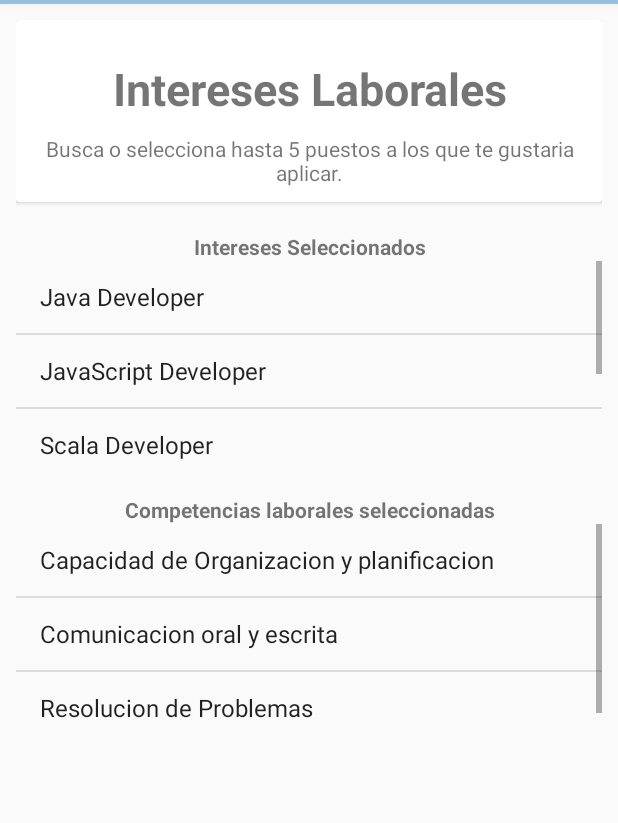
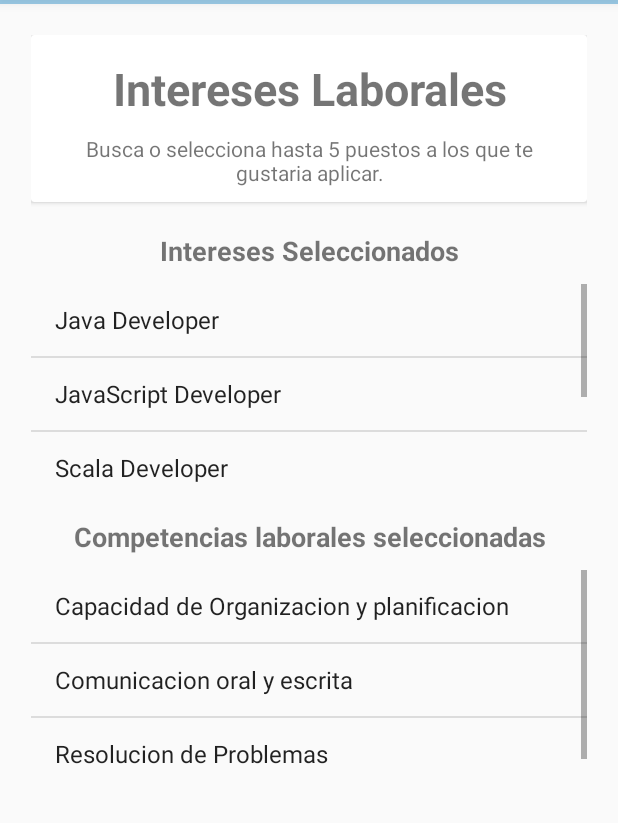
Before and after one commit to andres8m/inJob-Candidate, an Android app: the fragment JobInterest shown on its own in the app's theme, on a phone screen of 412 x 824 dp, the part 80-903 px from its top. Run offline under Robolectric (Android 15) with nearby library versions, the phone set to English and light mode, and no system bars.

Commit message:
some changes on interests

```diff
--- a/app/src/main/res/layout/fragment_job_interest.xml
+++ b/app/src/main/res/layout/fragment_job_interest.xml
@@ -10,7 +10,7 @@
     <RelativeLayout
         android:layout_width="match_parent"
         android:layout_height="match_parent"
-        android:layout_margin="5dp">
+        android:layout_margin="15dp">
 
         <LinearLayout
             android:layout_width="match_parent"
@@ -34,7 +34,7 @@
                         android:layout_width="match_parent"
                         android:layout_height="wrap_content"
                         android:layout_alignParentStart="true"
-                        android:layout_marginTop="15dp"
+                        android:layout_marginTop="5dp"
                         android:text="Intereses Laborales"
                         android:textAlignment="center"
                         android:textSize="30sp"
@@ -65,12 +65,18 @@
                 android:labelFor="@+id/interestListView"
                 android:text="Intereses Seleccionados"
                 android:textAlignment="center"
+                android:textSize="18sp"
                 android:textStyle="bold" />
 
             <ListView
                 android:id="@+id/interestListView"
                 android:layout_width="match_parent"
-                android:layout_height="136dp" />
+                android:layout_height="136dp"
+                android:layout_marginTop="10dp"
+                android:choiceMode="multipleChoiceModal"
+                android:footerDividersEnabled="true"
+                android:headerDividersEnabled="true"
+                android:listSelector="@color/colorLight" />
 
             <TextView
                 android:id="@+id/competencias"
@@ -81,12 +87,14 @@
                 android:labelFor="@+id/competenciastListView"
                 android:text="Competencias laborales seleccionadas"
                 android:textAlignment="center"
+                android:textSize="18sp"
                 android:textStyle="bold" />
 
             <ListView
                 android:id="@+id/competenciastListView"
                 android:layout_width="match_parent"
-                android:layout_height="136dp" />
+                android:layout_height="136dp"
+                android:layout_marginTop="10dp" />
 
 
         </LinearLayout>
--- a/app/src/main/res/values/strings.xml
+++ b/app/src/main/res/values/strings.xml
@@ -1,6 +1,6 @@
 <resources>
     <string name="app_name">inJob</string>
-    <string name="action_settings">Configuracion</string>
+    <string name="action_settings">Configuración</string>
     <string name="title_activity_dashboard">inJob</string>
 
     <string name="navigation_drawer_open">Open navigation drawer</string>
@@ -32,6 +32,9 @@ Una vez termines de llenar tu CV se enviará a tu correo un link para que te pue
     <string name="cv2_desc">Busca o selecciona hasta 5 puestos a los que te gustaria aplicar.
     </string>
 
+    <string name="upload_image">Subir imagen
+    </string>
+
     <string name="registerInin">
         <a href="https://www.app.inin.global">
         Registrate en inin.global
```
Also changed, not shown: app/src/main/res/layout/content_dashboard.xml (+11 -12 lines), app/src/main/res/layout/fragment_personal_info.xml (+7 -13 lines).
